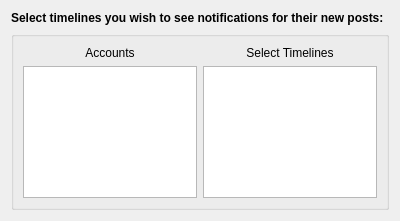
This is plugins/betternotify/notifyprefs.ui in KDE/choqok as Qt 5 draws it before an edit. The edited form follows.
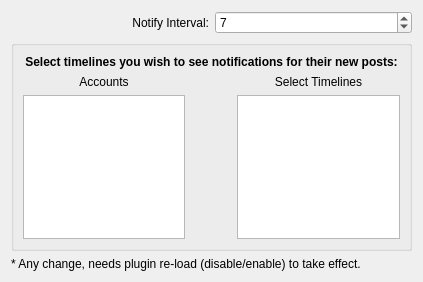
This is the edited form. Custom widgets are drawn as their Qt base class.

Commit message: configuration for interval of better notify imported GUI

```diff
--- a/plugins/betternotify/notifyprefs.ui
+++ b/plugins/betternotify/notifyprefs.ui
@@ -6,26 +6,31 @@
    <rect>
     <x>0</x>
     <y>0</y>
-    <width>400</width>
-    <height>221</height>
+    <width>423</width>
+    <height>282</height>
    </rect>
   </property>
   <layout class="QVBoxLayout" name="verticalLayout">
    <item>
-    <widget class="QLabel" name="label">
-     <property name="font">
-      <font>
-       <weight>75</weight>
-       <bold>true</bold>
-      </font>
-     </property>
-     <property name="text">
-      <string>Select timelines you wish to see notifications for their new posts:</string>
-     </property>
-     <property name="wordWrap">
-      <bool>true</bool>
-     </property>
-    </widget>
+    <layout class="QHBoxLayout" name="horizontalLayout">
+     <item>
+      <widget class="QLabel" name="label_5">
+       <property name="text">
+        <string>Notify Interval:</string>
+       </property>
+       <property name="alignment">
+        <set>Qt::AlignRight|Qt::AlignTrailing|Qt::AlignVCenter</set>
+       </property>
+      </widget>
+     </item>
+     <item>
+      <widget class="KIntSpinBox" name="interval">
+       <property name="value">
+        <number>7</number>
+       </property>
+      </widget>
+     </item>
+    </layout>
    </item>
    <item>
     <widget class="QGroupBox" name="groupBox">
@@ -33,17 +38,7 @@
       <string/>
      </property>
      <layout class="QGridLayout" name="gridLayout_2">
-      <item row="0" column="0">
-       <widget class="QLabel" name="label_2">
-        <property name="text">
-         <string>Accounts</string>
-        </property>
-        <property name="alignment">
-         <set>Qt::AlignCenter</set>
-        </property>
-       </widget>
-      </item>
-      <item row="0" column="1">
+      <item row="1" column="2">
        <widget class="QLabel" name="label_3">
         <property name="text">
          <string>Select Timelines</string>
@@ -54,19 +49,16 @@
        </widget>
       </item>
       <item row="1" column="0">
-       <widget class="KListWidget" name="accountsList">
-        <property name="editTriggers">
-         <set>QAbstractItemView::NoEditTriggers</set>
+       <widget class="QLabel" name="label_2">
+        <property name="text">
+         <string>Accounts</string>
         </property>
-        <property name="showDropIndicator" stdset="0">
-         <bool>false</bool>
-        </property>
-        <property name="alternatingRowColors">
-         <bool>true</bool>
+        <property name="alignment">
+         <set>Qt::AlignCenter</set>
         </property>
        </widget>
       </item>
-      <item row="1" column="1">
+      <item row="2" column="2">
        <widget class="KListWidget" name="timelinesList">
         <property name="editTriggers">
          <set>QAbstractItemView::NoEditTriggers</set>
@@ -82,20 +74,77 @@
         </property>
        </widget>
       </item>
+      <item row="2" column="0">
+       <widget class="KListWidget" name="accountsList">
+        <property name="editTriggers">
+         <set>QAbstractItemView::NoEditTriggers</set>
+        </property>
+        <property name="showDropIndicator" stdset="0">
+         <bool>false</bool>
+        </property>
+        <property name="alternatingRowColors">
+         <bool>true</bool>
+        </property>
+       </widget>
+      </item>
+      <item row="0" column="0" colspan="3">
+       <widget class="QLabel" name="label">
+        <property name="font">
+         <font>
+          <weight>75</weight>
+          <bold>true</bold>
+         </font>
+        </property>
+        <property name="text">
+         <string>Select timelines you wish to see notifications for their new posts:</string>
+        </property>
+        <property name="alignment">
+         <set>Qt::AlignCenter</set>
+        </property>
+        <property name="wordWrap">
+         <bool>true</bool>
+        </property>
+       </widget>
+      </item>
+      <item row="2" column="1">
+       <widget class="KArrowButton" name="karrowbutton">
+        <property name="enabled">
+         <bool>false</bool>
+        </property>
+        <property name="flat">
+         <bool>true</bool>
+        </property>
+        <property name="arrowType" stdset="0">
+         <number>4</number>
+        </property>
+       </widget>
+      </item>
      </layout>
-     <zorder>label_3</zorder>
-     <zorder>label_2</zorder>
-     <zorder>timelinesList</zorder>
-     <zorder>accountsList</zorder>
-     <zorder>label_3</zorder>
-     <zorder>label_2</zorder>
-     <zorder>timelinesList</zorder>
-     <zorder>accountsList</zorder>
+    </widget>
+   </item>
+   <item>
+    <widget class="QLabel" name="label_4">
+     <property name="text">
+      <string>* Any change, needs plugin re-load (disable/enable) to take effect.</string>
+     </property>
+     <property name="wordWrap">
+      <bool>true</bool>
+     </property>
     </widget>
    </item>
   </layout>
  </widget>
  <customwidgets>
+  <customwidget>
+   <class>KArrowButton</class>
+   <extends>QPushButton</extends>
+   <header>karrowbutton.h</header>
+  </customwidget>
+  <customwidget>
+   <class>KIntSpinBox</class>
+   <extends>QSpinBox</extends>
+   <header>knuminput.h</header>
+  </customwidget>
   <customwidget>
    <class>KListWidget</class>
    <extends>QListWidget</extends>
```
The commit also changes 8 other files.
